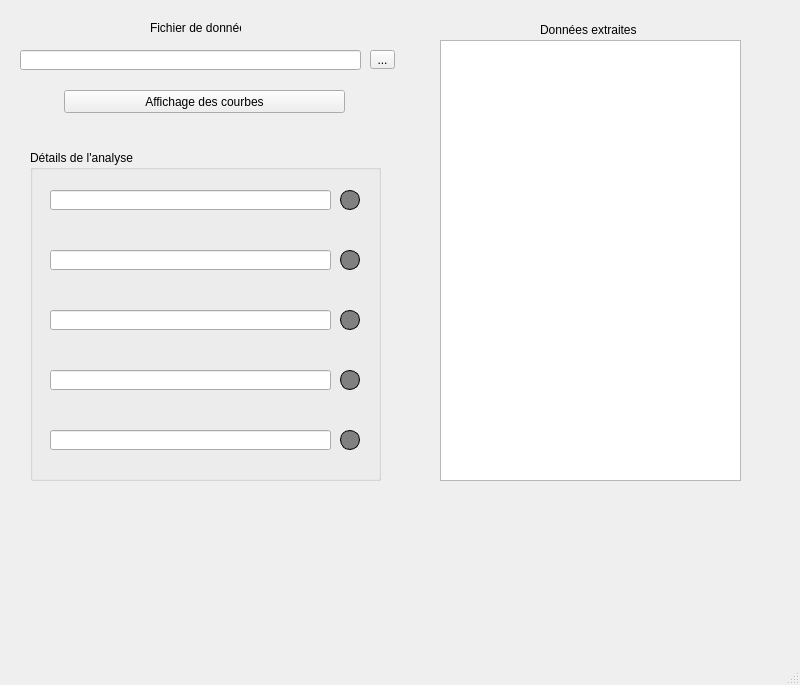
Old version of the form F_Ui/F_Interface_1.ui in the repository ClementBaty/m2_2025-2026.
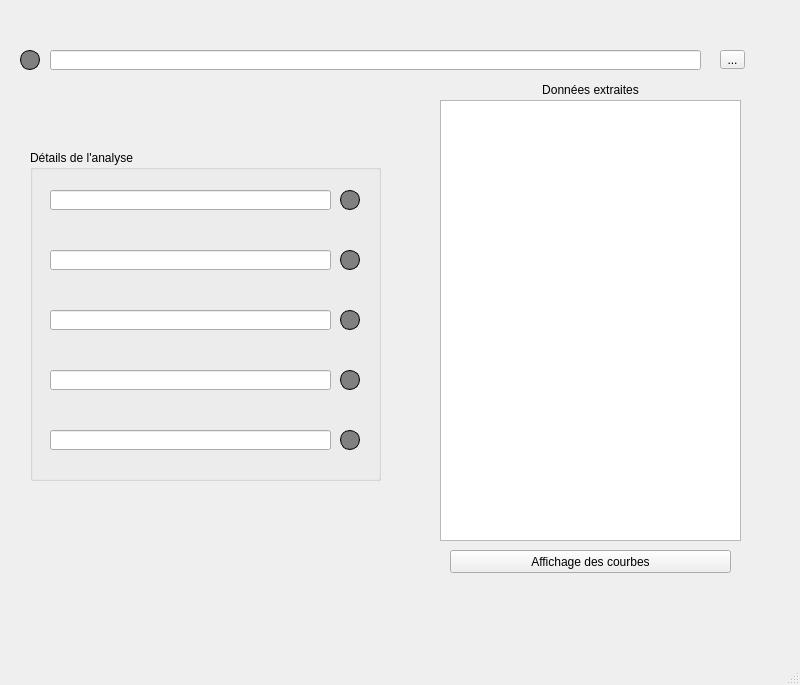
New version of the form.

Commit message: Ajout verification du fichier + voyant Si le fichier existe

Patch:
```diff
--- a/F_Ui/F_Interface_1.ui
+++ b/F_Ui/F_Interface_1.ui
@@ -17,7 +17,7 @@
    <widget class="QToolButton" name="url_bouton">
     <property name="geometry">
      <rect>
-      <x>370</x>
+      <x>720</x>
       <y>50</y>
       <width>25</width>
       <height>19</height>
@@ -31,7 +31,7 @@
     <property name="geometry">
      <rect>
       <x>440</x>
-      <y>40</y>
+      <y>100</y>
       <width>301</width>
       <height>441</height>
      </rect>
@@ -40,9 +40,9 @@
    <widget class="QLineEdit" name="url_input">
     <property name="geometry">
      <rect>
-      <x>20</x>
+      <x>50</x>
       <y>50</y>
-      <width>341</width>
+      <width>651</width>
       <height>20</height>
      </rect>
     </property>
@@ -50,8 +50,8 @@
    <widget class="QPushButton" name="affichage_graph">
     <property name="geometry">
      <rect>
-      <x>64</x>
-      <y>90</y>
+      <x>450</x>
+      <y>550</y>
       <width>281</width>
       <height>23</height>
      </rect>
@@ -60,19 +60,6 @@
      <string>Affichage des courbes</string>
     </property>
    </widget>
-   <widget class="QLabel" name="label">
-    <property name="geometry">
-     <rect>
-      <x>150</x>
-      <y>20</y>
-      <width>91</width>
-      <height>16</height>
-     </rect>
-    </property>
-    <property name="text">
-     <string>Fichier de données </string>
-    </property>
-   </widget>
    <widget class="QGroupBox" name="group_Analyse">
     <property name="geometry">
      <rect>
@@ -304,15 +291,51 @@
    <widget class="QLabel" name="label_2">
     <property name="geometry">
      <rect>
-      <x>540</x>
-      <y>20</y>
-      <width>101</width>
+      <x>440</x>
+      <y>80</y>
+      <width>301</width>
       <height>20</height>
      </rect>
     </property>
+    <property name="layoutDirection">
+     <enum>Qt::LeftToRight</enum>
+    </property>
     <property name="text">
      <string>Données extraites</string>
     </property>
+    <property name="alignment">
+     <set>Qt::AlignCenter</set>
+    </property>
+   </widget>
+   <widget class="QLabel" name="voy_url">
+    <property name="geometry">
+     <rect>
+      <x>20</x>
+      <y>50</y>
+      <width>20</width>
+      <height>20</height>
+     </rect>
+    </property>
+    <property name="minimumSize">
+     <size>
+      <width>20</width>
+      <height>20</height>
+     </size>
+    </property>
+    <property name="maximumSize">
+     <size>
+      <width>20</width>
+      <height>20</height>
+     </size>
+    </property>
+    <property name="styleSheet">
+     <string notr="true">background-color: gray; 
+border-radius: 10px; 
+border: 1px solid black;</string>
+    </property>
+    <property name="text">
+     <string/>
+    </property>
    </widget>
   </widget>
   <widget class="QMenuBar" name="menubar">
```
Left out of the diff: 2 changed lines with no effect on the pictures. The commit also changes 2 other files.
